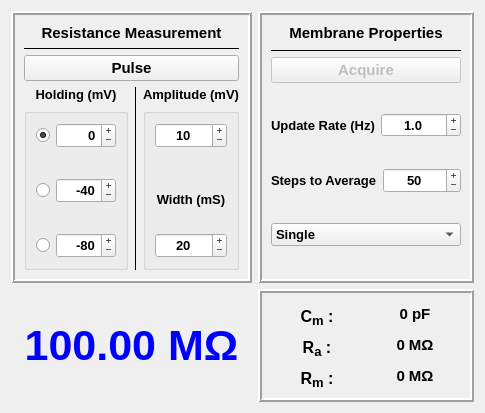
This is Membrane_Test_MainWindow.ui in RTXI/christini-membrane-test as Qt 5 draws it before an edit. The edited form follows.
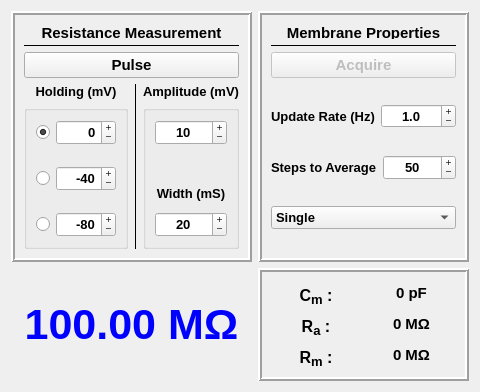
This is the edited form.

Commit message: Fixed pulse width not being updated correctly. Minor Ui changes. Removed debug code.

The edit to the form file:
```diff
--- a/Membrane_Test_MainWindow.ui
+++ b/Membrane_Test_MainWindow.ui
@@ -6,8 +6,8 @@
    <rect>
     <x>0</x>
     <y>0</y>
-    <width>485</width>
-    <height>413</height>
+    <width>480</width>
+    <height>392</height>
    </rect>
   </property>
   <property name="windowTitle">
@@ -37,7 +37,7 @@
         <property name="maximumSize">
          <size>
           <width>16777215</width>
-          <height>20</height>
+          <height>15</height>
          </size>
         </property>
         <property name="font">
@@ -203,7 +203,7 @@
                <property name="sizeHint" stdset="0">
                 <size>
                  <width>20</width>
-                 <height>5</height>
+                 <height>0</height>
                 </size>
                </property>
               </spacer>
@@ -274,7 +274,7 @@
                <property name="sizeHint" stdset="0">
                 <size>
                  <width>20</width>
-                 <height>5</height>
+                 <height>0</height>
                 </size>
                </property>
               </spacer>
@@ -426,7 +426,7 @@
                <property name="sizeHint" stdset="0">
                 <size>
                  <width>20</width>
-                 <height>13</height>
+                 <height>0</height>
                 </size>
                </property>
               </spacer>
@@ -459,7 +459,7 @@
                <property name="sizeHint" stdset="0">
                 <size>
                  <width>20</width>
-                 <height>20</height>
+                 <height>5</height>
                 </size>
                </property>
               </spacer>
@@ -526,13 +526,13 @@
         <property name="minimumSize">
          <size>
           <width>0</width>
-          <height>20</height>
+          <height>15</height>
          </size>
         </property>
         <property name="maximumSize">
          <size>
           <width>16777215</width>
-          <height>20</height>
+          <height>15</height>
          </size>
         </property>
         <property name="font">
@@ -603,7 +603,7 @@
         <property name="sizeHint" stdset="0">
          <size>
           <width>20</width>
-          <height>1</height>
+          <height>0</height>
          </size>
         </property>
        </spacer>
@@ -669,7 +669,7 @@
         <property name="sizeHint" stdset="0">
          <size>
           <width>20</width>
-          <height>13</height>
+          <height>0</height>
          </size>
         </property>
        </spacer>
@@ -738,7 +738,7 @@
         <property name="sizeHint" stdset="0">
          <size>
           <width>20</width>
-          <height>1</height>
+          <height>0</height>
          </size>
         </property>
        </spacer>
@@ -775,7 +775,7 @@
         <property name="sizeHint" stdset="0">
          <size>
           <width>20</width>
-          <height>10</height>
+          <height>0</height>
          </size>
         </property>
        </spacer>
```
The commit also changes 1 other file.
